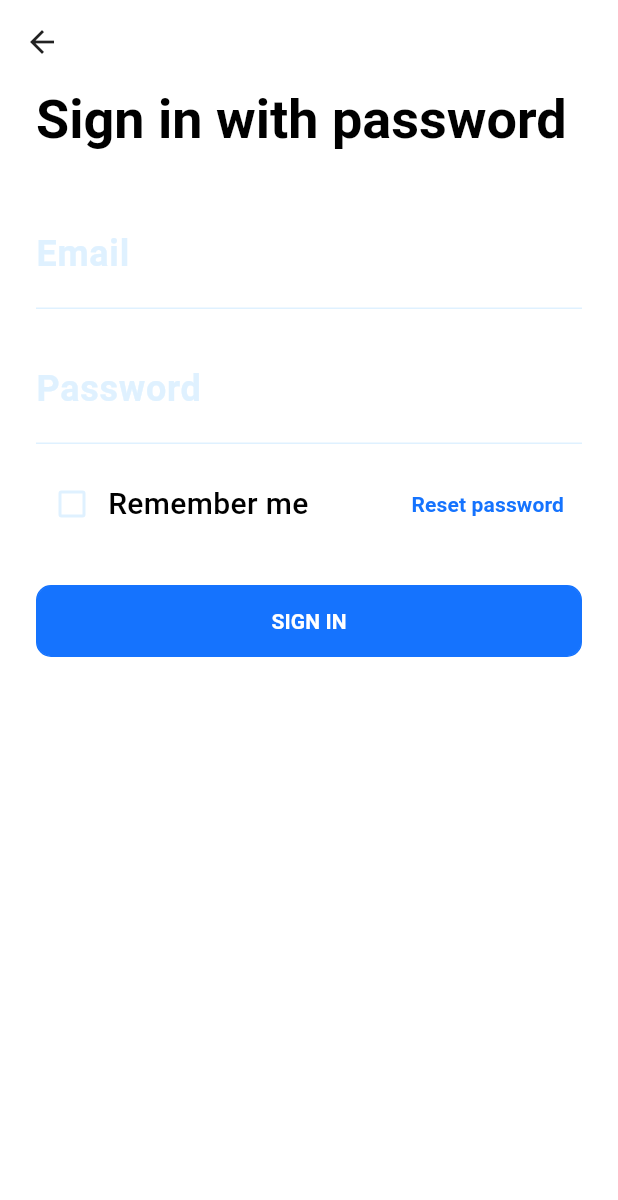
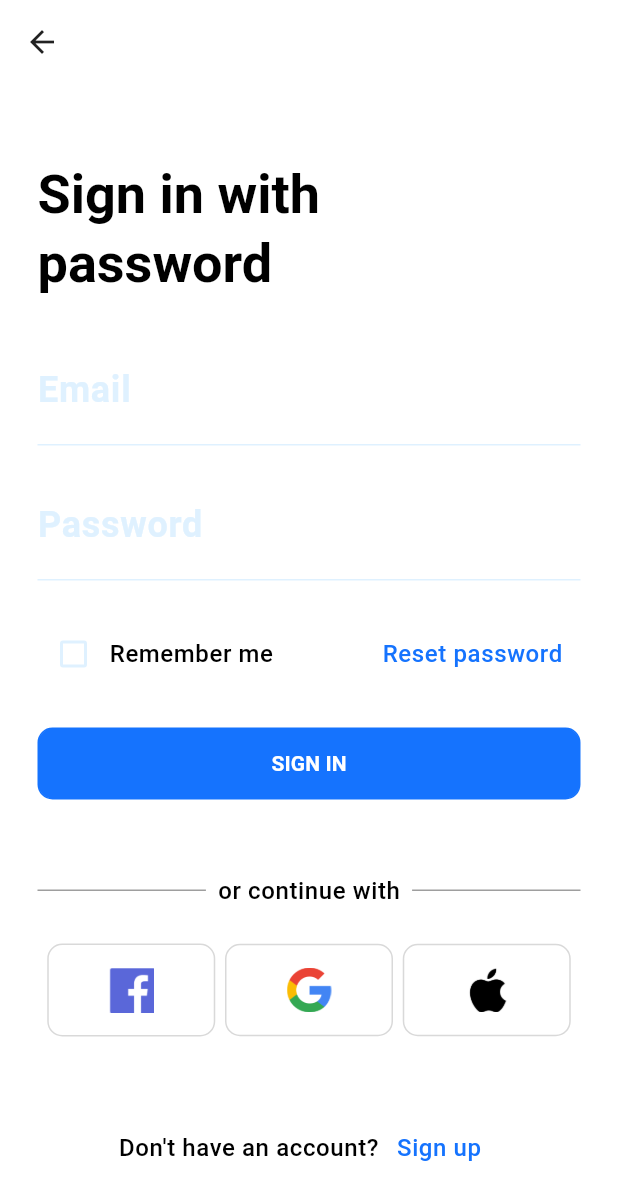
Before and after one commit to Dapo-dan/bankio, a Flutter app: the screen it shows after launch, after a tap on "SIGN IN WITH PASSWORD", on a phone screen of 412 x 824 dp. Shown: the top 1200 px of the screen. Run offline on Flutter 3.47's test engine with Material 3 defaults, Android fonts, the phone set to English and light mode, and no system bars; our stand-ins replace bloc, equatable, flutter_bloc.

Commit message:
feat: add image and icon assets, update asset paths in pubspec.yaml

```diff
--- a/lib/presentation/screens/login_page.dart
+++ b/lib/presentation/screens/login_page.dart
@@ -1,6 +1,8 @@
 import 'package:bankio/blocs/login_bloc/login_bloc.dart';
 import 'package:bankio/presentation/widgets/button.dart';
 import 'package:bankio/presentation/widgets/social_login_button.dart';
+import 'package:bankio/utils/const.dart';
+import 'package:bankio/utils/image_path.dart';
 import 'package:flutter/material.dart';
 import 'package:flutter_bloc/flutter_bloc.dart';
 
@@ -13,55 +15,55 @@ class LoginPage extends StatelessWidget {
 
     return Scaffold(
       appBar: AppBar(
-        leading: BackButton(color: Theme.of(context).iconTheme.color),
+        leading: BackButton(color: theme.iconTheme.color),
         backgroundColor: Colors.transparent,
         elevation: 0,
       ),
       body: SafeArea(
         child: Padding(
-          padding: const EdgeInsets.symmetric(horizontal: 24.0),
+          padding: const EdgeInsets.symmetric(horizontal: BODY_PADDING),
           child: Column(
-            crossAxisAlignment: CrossAxisAlignment.stretch,
+            crossAxisAlignment: CrossAxisAlignment.start,
             children: [
-              const SizedBox(height: 20),
+              verticalSpaceLarge(),
               Text(
                 "Let's you in",
-                style: Theme.of(context)
-                    .textTheme
-                    .headlineMedium
-                    ?.copyWith(fontWeight: FontWeight.bold),
+                style: theme.textTheme.headlineMedium,
                 textAlign: TextAlign.center,
               ),
-              const SizedBox(height: 30),
+              verticalSpaceLarge(),
               SocialLoginButton(
                 label: "Continue with Facebook",
-                icon: Icons.facebook,
+                icon: ImagePath.facebook,
                 color: theme.colorScheme.surface,
               ),
-              const SizedBox(height: 16),
+              verticalSpaceMedium(),
               SocialLoginButton(
                 label: "Continue with Google",
-                icon: Icons.g_mobiledata,
+                icon: ImagePath.google,
                 color: theme.colorScheme.onPrimary,
               ),
-              const SizedBox(height: 16),
+              verticalSpaceMedium(),
               SocialLoginButton(
                 label: "Continue with Apple",
-                icon: Icons.apple,
+                icon: ImagePath.apple,
                 color: theme.colorScheme.secondary,
               ),
-              const SizedBox(height: 30),
-              const Row(
+              verticalSpaceLarge(),
+              Row(
                 children: [
-                  Expanded(child: Divider(color: Colors.grey)),
+                  const Expanded(child: Divider(color: Colors.grey)),
                   Padding(
-                    padding: EdgeInsets.symmetric(horizontal: 8.0),
-                    child: Text("or"),
+                    padding: const EdgeInsets.symmetric(horizontal: 8.0),
+                    child: Text(
+                      "or",
+                      style: theme.textTheme.bodySmall,
+                    ),
                   ),
-                  Expanded(child: Divider(color: Colors.grey)),
+                  const Expanded(child: Divider(color: Colors.grey)),
                 ],
               ),
-              const SizedBox(height: 30),
+              verticalSpaceLarge(),
               AppButton(
                 onTap: () {
                   Navigator.push(
@@ -76,10 +78,24 @@ class LoginPage extends StatelessWidget {
                 },
                 title: "SIGN IN WITH PASSWORD",
               ),
-              const SizedBox(height: 30),
-              TextButton(
-                onPressed: () {},
-                child: const Text("Don't have an account? Sign up"),
+              verticalSpaceLarge(),
+              Row(
+                mainAxisAlignment: MainAxisAlignment.center,
+                children: [
+                  Text(
+                    "Don't have an account?",
+                    style: theme.textTheme.bodySmall,
+                  ),
+                  TextButton(
+                    onPressed: () {},
+                    child: Text(
+                      "Sign up",
+                      style: theme.textTheme.bodySmall?.copyWith(
+                        color: theme.primaryColor,
+                      ),
+                    ),
+                  ),
+                ],
               ),
             ],
           ),
@@ -94,25 +110,25 @@ class SignInPage extends StatelessWidget {
 
   @override
   Widget build(BuildContext context) {
+    final theme = Theme.of(context);
+
     return Scaffold(
       appBar: AppBar(
-        leading: BackButton(color: Theme.of(context).iconTheme.color),
+        leading: BackButton(color: theme.iconTheme.color),
         backgroundColor: Colors.transparent,
         elevation: 0,
       ),
       body: Padding(
-        padding: const EdgeInsets.symmetric(horizontal: 24.0),
+        padding: const EdgeInsets.symmetric(horizontal: BODY_PADDING),
         child: Column(
-          crossAxisAlignment: CrossAxisAlignment.stretch,
+          crossAxisAlignment: CrossAxisAlignment.start,
           children: [
+            verticalSpaceLarge(),
             Text(
-              "Sign in with password",
-              style: Theme.of(context)
-                  .textTheme
-                  .headlineMedium
-                  ?.copyWith(fontWeight: FontWeight.bold),
+              "Sign in with\npassword",
+              style: theme.textTheme.headlineMedium,
             ),
-            const SizedBox(height: 30),
+            verticalSpaceMedium(),
             BlocBuilder<LoginBloc, LoginState>(
               builder: (context, state) {
                 return Column(
@@ -140,7 +156,7 @@ class SignInPage extends StatelessWidget {
                 );
               },
             ),
-            const SizedBox(height: 16),
+            verticalSpaceMedium(),
             Row(
               children: [
                 Checkbox(
@@ -149,15 +165,23 @@ class SignInPage extends StatelessWidget {
                     context.read<LoginBloc>().add(RememberMeToggled(value!));
                   },
                 ),
-                const Text("Remember me"),
+                Text(
+                  "Remember me",
+                  style: theme.textTheme.bodySmall,
+                ),
                 const Spacer(),
                 TextButton(
                   onPressed: () {},
-                  child: const Text("Reset password"),
+                  child: Text(
+                    "Reset password",
+                    style: theme.textTheme.bodySmall?.copyWith(
+                      color: theme.primaryColor,
+                    ),
+                  ),
                 ),
               ],
             ),
-            const SizedBox(height: 30),
+            verticalSpaceMedium(),
             BlocBuilder<LoginBloc, LoginState>(
               builder: (context, state) {
                 return AppButton(
@@ -169,6 +193,54 @@ class SignInPage extends StatelessWidget {
                 );
               },
             ),
+            verticalSpaceLarge(),
+            Row(
+              children: [
+                const Expanded(child: Divider(color: Colors.grey)),
+                Padding(
+                  padding: const EdgeInsets.symmetric(horizontal: 8.0),
+                  child: Text(
+                    "or continue with",
+                    style: theme.textTheme.bodySmall,
+                  ),
+                ),
+                const Expanded(child: Divider(color: Colors.grey)),
+              ],
+            ),
+            verticalSpaceMedium(),
+            const Row(
+              mainAxisAlignment: MainAxisAlignment.spaceEvenly,
+              children: [
+                SocialLoginButton2(
+                  icon: ImagePath.facebook,
+                ),
+                SocialLoginButton2(
+                  icon: ImagePath.google,
+                ),
+                SocialLoginButton2(
+                  icon: ImagePath.apple,
+                ),
+              ],
+            ),
+            verticalSpaceLarge(),
+            Row(
+              mainAxisAlignment: MainAxisAlignment.center,
+              children: [
+                Text(
+                  "Don't have an account?",
+                  style: theme.textTheme.bodySmall,
+                ),
+                TextButton(
+                  onPressed: () {},
+                  child: Text(
+                    "Sign up",
+                    style: theme.textTheme.bodySmall?.copyWith(
+                      color: theme.primaryColor,
+                    ),
+                  ),
+                ),
+              ],
+            ),
           ],
         ),
       ),
--- a/lib/presentation/themes/app_themes.dart
+++ b/lib/presentation/themes/app_themes.dart
@@ -20,6 +20,8 @@ class AppThemes {
       onError: Color(0xFFE8FFEB), //BG-2
       surface: Color(0xFFECE7FE), //EX-1
       onSurface: Color(0xFFDFF1FF), //BG-4
+      primaryContainer: Color(0xFFD9D9D9), //Grey-4
+      onPrimaryContainer: Colors.white,
     ),
     textTheme: const TextTheme(
       headlineLarge: TextStyle(
@@ -82,7 +84,7 @@ class AppThemes {
   static final ThemeData darkTheme = ThemeData(
     brightness: Brightness.dark,
     primaryColor: const Color(0xFF89B9FF),
-    scaffoldBackgroundColor: Colors.black,
+    scaffoldBackgroundColor: const Color(0xFF202020),
     cardColor: Colors.grey[800],
     appBarTheme: const AppBarTheme(
       color: Colors.deepOrange,
@@ -98,6 +100,8 @@ class AppThemes {
       onError: Color(0xFF2A4037), //BG-2
       surface: Color(0xFF413E49), //EX-1
       onSurface: Color(0xFF103E63), //BG-4
+      primaryContainer: Color(0xFF767676), //Grey-4
+      onPrimaryContainer: Colors.black,
     ),
     textTheme: const TextTheme(
       headlineLarge: TextStyle(
--- a/lib/presentation/widgets/social_login_button.dart
+++ b/lib/presentation/widgets/social_login_button.dart
@@ -3,7 +3,7 @@ import 'package:flutter/material.dart';
 
 class SocialLoginButton extends StatelessWidget {
   final String label;
-  final IconData icon;
+  final String icon;
   final Color? color;
 
   const SocialLoginButton({
@@ -23,17 +23,16 @@ class SocialLoginButton extends StatelessWidget {
       ),
       decoration: BoxDecoration(
         borderRadius: BorderRadius.circular(10),
-        color: color ?? Theme.of(context).primaryColor,
+        color: color ?? theme.colorScheme.primaryContainer,
       ),
       child: Row(
         mainAxisAlignment: MainAxisAlignment.center,
         children: [
-          Icon(
+          Image.asset(
             icon,
-            size: 50,
-            color: Colors.white,
+            width: 50,
           ),
-          horizontalSpaceSmall(),
+          horizontalSpaceMedium(),
           Text(
             label,
             style: theme.textTheme.bodySmall,
@@ -41,16 +40,37 @@ class SocialLoginButton extends StatelessWidget {
         ],
       ),
     );
-
-    // OutlinedButton.icon(
-    //   onPressed: () {},
-    //   icon: Icon(icon, color: color),
-    //   label: Text(label),
-    //   style: OutlinedButton.styleFrom(
-    //     padding: const EdgeInsets.symmetric(vertical: 12),
-    //     side: BorderSide(color: color ?? Theme.of(context).primaryColor),
-    //     backgroundColor: Theme.of(context).cardColor,
-    //   ),
-    // );
   }
 }
+
+class SocialLoginButton2 extends StatelessWidget {
+  final String icon;
+
+  const SocialLoginButton2({
+    super.key,
+    required this.icon,
+  });
+
+  @override
+  Widget build(BuildContext context) {
+    final theme = Theme.of(context);
+
+    return Container(
+      padding: const EdgeInsets.symmetric(
+        vertical: 15,
+        horizontal: 40,
+      ),
+      decoration: BoxDecoration(
+        borderRadius: BorderRadius.circular(10),
+        color: theme.colorScheme.onPrimaryContainer,
+        border: Border.all(
+          color: theme.colorScheme.primaryContainer,
+        ),
+      ),
+      child: Image.asset(
+        icon,
+        width: 30,
+      ),
+    );
+  }
+}
--- /dev/null
+++ b/lib/utils/image_path.dart
@@ -0,0 +1,11 @@
+class ImagePath {
+  ImagePath();
+  static const String imagePath = "assets/images/";
+  static const String extensionPath = ".png";
+
+  static const String logo = "${imagePath}logo$extensionPath";
+
+  static const String apple = "${imagePath}apple$extensionPath";
+  static const String facebook = "${imagePath}facebook$extensionPath";
+  static const String google = "${imagePath}google$extensionPath";
+}
--- a/pubspec.yaml
+++ b/pubspec.yaml
@@ -32,9 +32,9 @@ flutter:
   uses-material-design: true
 
   # To add assets to your application, add an assets section, like this:
-  # assets:
-  #   - images/a_dot_burr.jpeg
-  #   - images/a_dot_ham.jpeg
+  assets:
+    - assets/icons/
+    - assets/images/
 
   fonts:
     - family: Poppins
```
Also changed, not shown: assets/images/apple.png (added), assets/images/facebook.png (added), assets/images/google.png (added), lib/app_navigator.dart (added), lib/utils/icon_path.dart (added).
